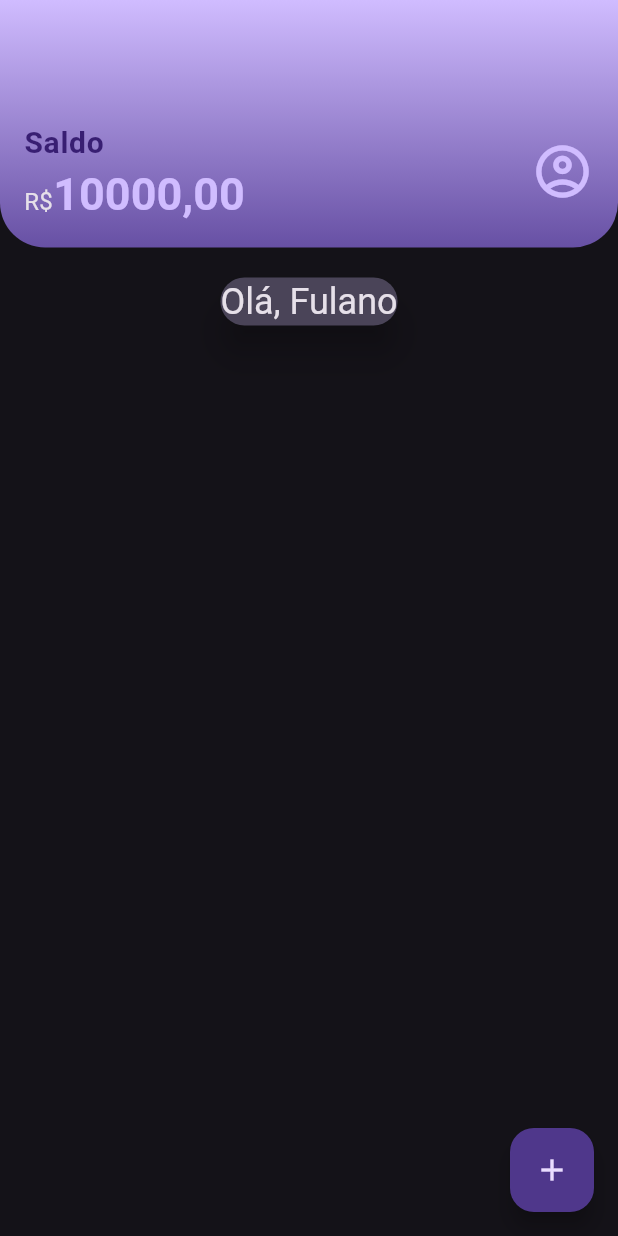
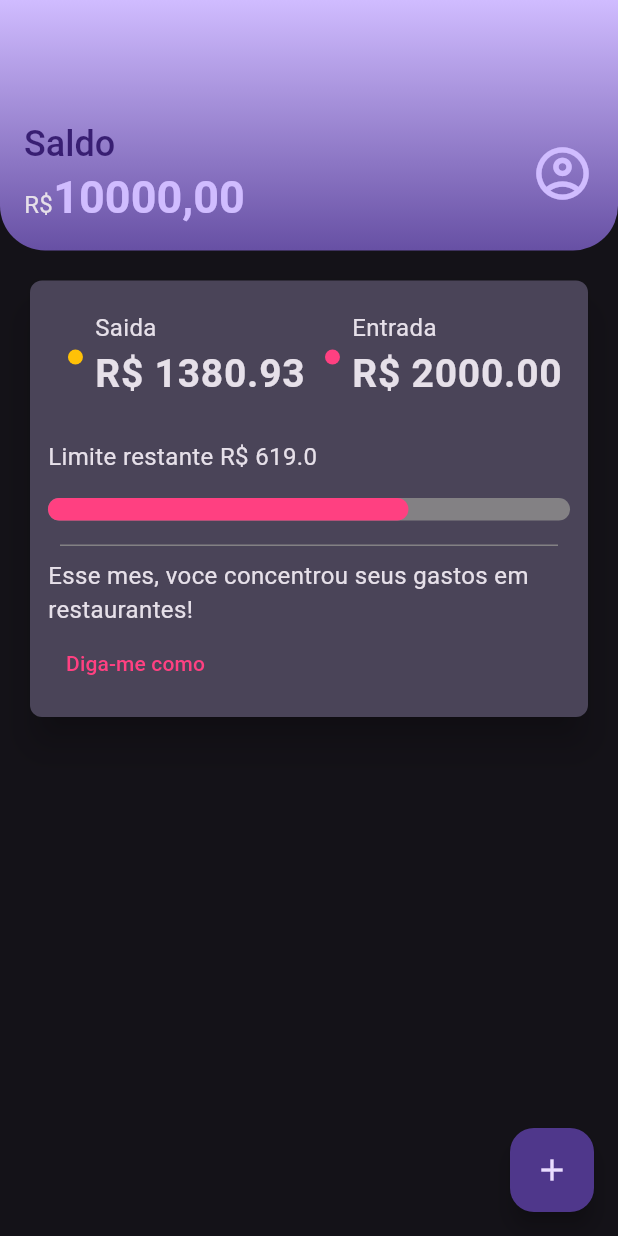
Before and after one commit to DanielBrown1998/Style_Flutter, a Flutter app: the screen it shows after launch, on a phone screen of 412 x 824 dp. Run offline on Flutter 3.47's test engine with Material 3 defaults, Android fonts, the phone set to English and light mode, and no system bars.

Commit message:
Refactor UI components and add recent activity feature

```diff
--- a/app/lib/common/box.dart
+++ b/app/lib/common/box.dart
@@ -11,7 +11,7 @@ class Box extends StatelessWidget {
       padding: const EdgeInsets.all(16.0),
       child: Card(
         color: Theme.of(context).colorScheme.secondaryContainer,
-        shape: RoundedRectangleBorder(borderRadius: BorderRadius.circular(20)),
+        shape: RoundedRectangleBorder(borderRadius: BorderRadius.circular(8)),
         elevation: 10,
         child: child,
       ),
--- /dev/null
+++ b/app/lib/common/color_dot.dart
@@ -0,0 +1,22 @@
+import 'package:flutter/material.dart';
+
+class ColorDot extends StatelessWidget {
+  const ColorDot({super.key, required this.color});
+  final Color color;
+
+  @override
+  Widget build(BuildContext context) {
+    return Padding(
+      padding: const EdgeInsets.all(8.0),
+      child: Container(
+        width: 10,
+        height: 10,
+        child: null,
+        decoration: BoxDecoration(
+          shape: BoxShape.circle,
+          color: color,
+        ),
+      ),
+    );
+  }
+}
--- /dev/null
+++ b/app/lib/common/content_division.dart
@@ -0,0 +1,14 @@
+import 'package:flutter/widgets.dart';
+
+class ContentDivision extends StatelessWidget {
+  final Color color;
+  const ContentDivision({super.key, required this.color});
+
+  @override
+  Widget build(BuildContext context) {
+    return Padding(
+      padding: const EdgeInsets.all(8.0),
+      child: Container(height: 1, color: color),
+    );
+  }
+}
--- /dev/null
+++ b/app/lib/common/recent_activity.dart
@@ -0,0 +1,38 @@
+import 'package:flutter/material.dart';
+import 'package:app/common/color_dot.dart';
+
+class RecentActivity extends StatelessWidget {
+  const RecentActivity({
+    super.key,
+    required this.color,
+    required this.label,
+    required this.text,
+  });
+
+  final Color color;
+  final String text;
+  final String label;
+  @override
+  Widget build(BuildContext context) {
+    return Row(
+      mainAxisAlignment: MainAxisAlignment.spaceAround,
+      children: [
+        ColorDot(color: color),
+        Column(
+          mainAxisAlignment: MainAxisAlignment.spaceEvenly,
+          crossAxisAlignment: CrossAxisAlignment.start,
+          children: [
+          Text(
+            label,
+            style: TextTheme.of(context).bodyMedium
+          ),
+          Text(
+            text,
+            style: TextTheme.of(context).bodyLarge,
+          ),
+        ],
+        ),
+      ],
+    );
+  }
+}
--- a/app/lib/home/header/header.dart
+++ b/app/lib/home/header/header.dart
@@ -29,8 +29,8 @@ class Header extends StatelessWidget {
           Column(
             crossAxisAlignment: CrossAxisAlignment.start,
             children: [
-              Text("Saldo", style: Theme.of(context).textTheme.bodyLarge?.copyWith(
-                fontWeight: FontWeight.w700,
+              Text("Saldo", style: Theme.of(context).textTheme.headlineSmall?.copyWith(
+                fontWeight: FontWeight.w500,
                 color: Theme.of(context).colorScheme.onPrimary,
               )),
               Text.rich(
--- a/app/lib/home/home.dart
+++ b/app/lib/home/home.dart
@@ -1,6 +1,8 @@
 import 'package:flutter/material.dart';
 import 'package:app/home/header/header.dart';
 import 'package:app/common/box.dart';
+import 'package:app/common/recent_activity.dart';
+import 'package:app/common/content_division.dart';
 
 class Home extends StatefulWidget {
   const Home({super.key, required this.title});
@@ -22,14 +24,62 @@ class _HomeState extends State<Home> {
           children: [
             Header(title: widget.title),
             Box(
-              child: Column(
-                children: [
-                Text(
-                  "Olá, Fulano",
-                  style: Theme.of(context).textTheme.headlineSmall,
+              child: Padding(
+                padding: const EdgeInsets.all(12.0),
+                child: Column(
+                  crossAxisAlignment: CrossAxisAlignment.start,
+                  children: [
+                    Padding(
+                      padding: const EdgeInsets.only(top: 8, bottom: 16),
+                      child: Row(
+                        mainAxisAlignment: MainAxisAlignment.spaceEvenly,
+                        crossAxisAlignment: CrossAxisAlignment.center,
+                        children: [
+                          RecentActivity(
+                            color: Theme.of(context).canvasColor,
+                            label: "Saida",
+                            text: "R\$ 1380.93",
+                          ),
+                          RecentActivity(
+                            color: Theme.of(context).hintColor,
+                            label: "Entrada",
+                            text: "R\$ 2000.00",
+                          ),
+                        ],
+                      ),
+                    ),
+                    Padding(
+                      padding: const EdgeInsets.only(top: 8, bottom: 8),
+                      child: Text(
+                        "Limite restante R\$ ${(2000 - 1380.93).roundToDouble()}",
+                      ),
+                    ),
+                    Padding(
+                      padding: const EdgeInsets.only(top: 8, bottom: 8),
+                      child: LinearProgressIndicator(
+                        color: Theme.of(context).hintColor,
+                        backgroundColor: Theme.of(context).dividerColor,
+                        value: 1 - (2000 - 1380.93) / 2000,
+                        borderRadius: BorderRadius.circular(8),
+                        minHeight: 15,
+                      ),
+                    ),
+                    ContentDivision(color: Theme.of(context).dividerColor),
+                    Text(
+                      "Esse mes, voce concentrou seus gastos em restaurantes!",
+                    ),
+                    TextButton(
+                      onPressed: () {},
+                      child: Text(
+                        "Diga-me como",
+                        style: TextStyle(color: Theme.of(context).hintColor),
+                      ),
+                    ),
+                  ],
                 ),
-              ],),
+              ),
             ),
+
           ],
         ),
       ),
--- a/app/lib/main.dart
+++ b/app/lib/main.dart
@@ -10,8 +10,9 @@ class MyApp extends StatelessWidget {
 
   @override
   Widget build(BuildContext context) {
-
     MaterialColor primaryColor = Colors.purple;
+    MaterialColor spent = Colors.amber;
+    MaterialAccentColor income = Colors.pinkAccent;
 
     return MaterialApp(
       title: 'AluraBank',
@@ -19,24 +20,23 @@ class MyApp extends StatelessWidget {
         useMaterial3: true,
         primarySwatch: primaryColor,
         primaryColor: primaryColor,
+        canvasColor: spent,
+        hintColor: income,
+        dividerColor: const Color.fromARGB(220, 140, 139, 139),
         brightness: Brightness.dark,
         textTheme: TextTheme(
           bodyLarge: TextStyle(
             fontFamily: "Roboto",
-            fontSize: 20,
-            fontWeight:  FontWeight.bold
+            fontSize: 26,
+            fontWeight: FontWeight.bold,
           ),
-          headlineSmall: TextStyle(
-            fontFamily: "Roboto",
-          ),
+          headlineSmall: TextStyle(fontFamily: "Roboto"),
           headlineMedium: TextStyle(
             fontFamily: "Roboto",
             fontSize: 30,
-            fontWeight: FontWeight.w500
+            fontWeight: FontWeight.w500,
           ),
-          bodyMedium: TextStyle(
-            fontSize: 16,
-          )
+          bodyMedium: TextStyle(fontSize: 16),
         ),
       ),
       home: const Home(title: 'AluraBank'),
```
